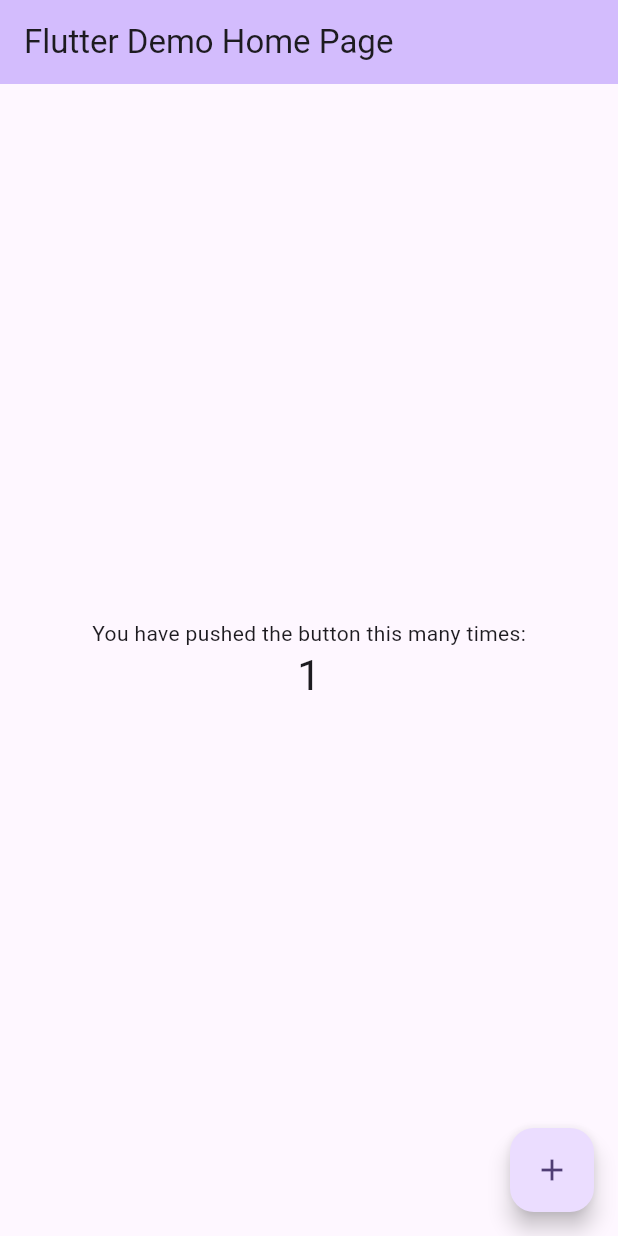
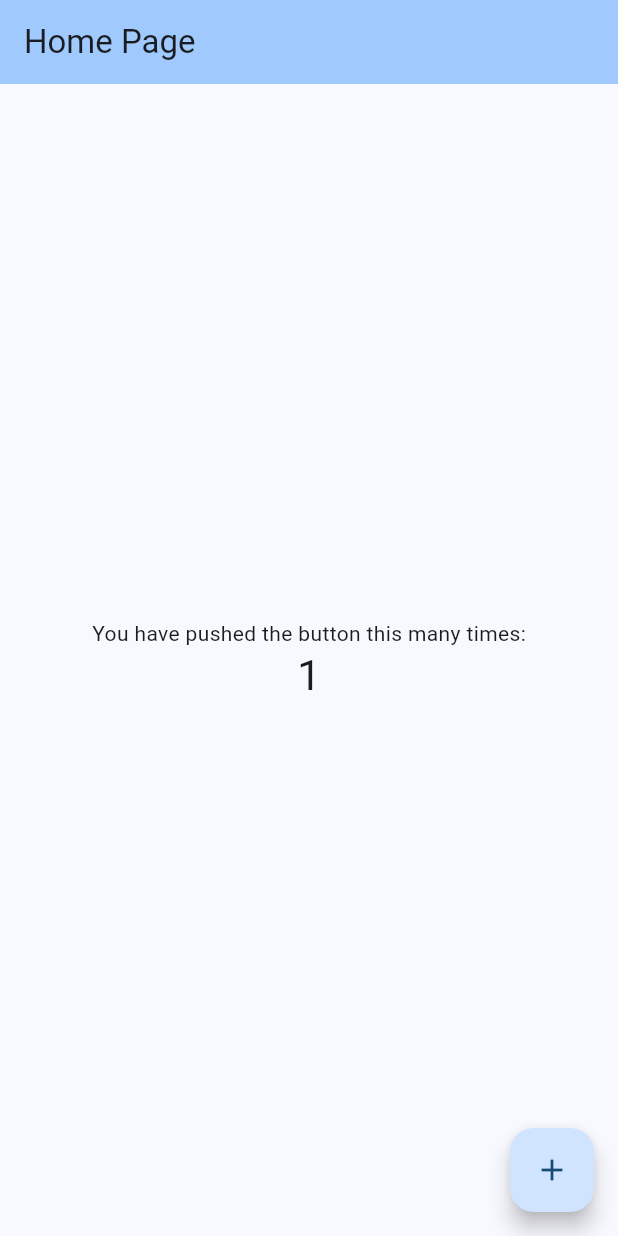
Before and after one commit to alexushkov82/order-app, a Flutter app: the screen it shows after launch, after a tap on the "add" icon, on a phone screen of 412 x 824 dp. Run offline on Flutter 3.47's test engine with Material 3 defaults, Android fonts, the phone set to English and light mode, and no system bars.

Commit message:
Clean app.

```diff
--- /dev/null
+++ b/lib/home_page.dart
@@ -0,0 +1,47 @@
+import 'package:flutter/material.dart';
+
+class HomePage extends StatefulWidget {
+  const HomePage({super.key});
+
+  @override
+  State<HomePage> createState() => _HomePageState();
+}
+
+class _HomePageState extends State<HomePage> {
+  int _counter = 0;
+
+  void _incrementCounter() {
+    setState(() {
+      _counter++;
+    });
+  }
+
+  @override
+  Widget build(BuildContext context) {
+    return Scaffold(
+      appBar: AppBar(
+        backgroundColor: Theme.of(context).colorScheme.inversePrimary,
+        title: const Text('Home Page'),
+      ),
+      body: Center(
+        child: Column(
+          mainAxisAlignment: MainAxisAlignment.center,
+          children: <Widget>[
+            const Text(
+              'You have pushed the button this many times:',
+            ),
+            Text(
+              '$_counter',
+              style: Theme.of(context).textTheme.headlineMedium,
+            ),
+          ],
+        ),
+      ),
+      floatingActionButton: FloatingActionButton(
+        onPressed: _incrementCounter,
+        tooltip: 'Increment',
+        child: const Icon(Icons.add),
+      ),
+    );
+  }
+}
--- a/lib/main.dart
+++ b/lib/main.dart
@@ -1,125 +1,22 @@
 import 'package:flutter/material.dart';
+import 'home_page.dart';
 
 void main() {
-  runApp(const MyApp());
+  runApp(const App());
 }
 
-class MyApp extends StatelessWidget {
-  const MyApp({super.key});
-
-  // This widget is the root of your application.
+class App extends StatelessWidget {
+  const App({super.key});
   @override
   Widget build(BuildContext context) {
     return MaterialApp(
       title: 'Flutter Demo',
+      debugShowCheckedModeBanner: false,
       theme: ThemeData(
-        // This is the theme of your application.
-        //
-        // TRY THIS: Try running your application with "flutter run". You'll see
-        // the application has a purple toolbar. Then, without quitting the app,
-        // try changing the seedColor in the colorScheme below to Colors.green
-        // and then invoke "hot reload" (save your changes or press the "hot
-        // reload" button in a Flutter-supported IDE, or press "r" if you used
-        // the command line to start the app).
-        //
-        // Notice that the counter didn't reset back to zero; the application
-        // state is not lost during the reload. To reset the state, use hot
-        // restart instead.
-        //
-        // This works for code too, not just values: Most code changes can be
-        // tested with just a hot reload.
-        colorScheme: ColorScheme.fromSeed(seedColor: Colors.deepPurple),
+        colorScheme: ColorScheme.fromSeed(seedColor: Colors.blue),
         useMaterial3: true,
       ),
-      home: const MyHomePage(title: 'Flutter Demo Home Page'),
+      home: const HomePage(),
     );
   }
 }
-
-class MyHomePage extends StatefulWidget {
-  const MyHomePage({super.key, required this.title});
-
-  // This widget is the home page of your application. It is stateful, meaning
-  // that it has a State object (defined below) that contains fields that affect
-  // how it looks.
-
-  // This class is the configuration for the state. It holds the values (in this
-  // case the title) provided by the parent (in this case the App widget) and
-  // used by the build method of the State. Fields in a Widget subclass are
-  // always marked "final".
-
-  final String title;
-
-  @override
-  State<MyHomePage> createState() => _MyHomePageState();
-}
-
-class _MyHomePageState extends State<MyHomePage> {
-  int _counter = 0;
-
-  void _incrementCounter() {
-    setState(() {
-      // This call to setState tells the Flutter framework that something has
-      // changed in this State, which causes it to rerun the build method below
-      // so that the display can reflect the updated values. If we changed
-      // _counter without calling setState(), then the build method would not be
-      // called again, and so nothing would appear to happen.
-      _counter++;
-    });
-  }
-
-  @override
-  Widget build(BuildContext context) {
-    // This method is rerun every time setState is called, for instance as done
-    // by the _incrementCounter method above.
-    //
-    // The Flutter framework has been optimized to make rerunning build methods
-    // fast, so that you can just rebuild anything that needs updating rather
-    // than having to individually change instances of widgets.
-    return Scaffold(
-      appBar: AppBar(
-        // TRY THIS: Try changing the color here to a specific color (to
-        // Colors.amber, perhaps?) and trigger a hot reload to see the AppBar
-        // change color while the other colors stay the same.
-        backgroundColor: Theme.of(context).colorScheme.inversePrimary,
-        // Here we take the value from the MyHomePage object that was created by
-        // the App.build method, and use it to set our appbar title.
-        title: Text(widget.title),
-      ),
-      body: Center(
-        // Center is a layout widget. It takes a single child and positions it
-        // in the middle of the parent.
-        child: Column(
-          // Column is also a layout widget. It takes a list of children and
-          // arranges them vertically. By default, it sizes itself to fit its
-          // children horizontally, and tries to be as tall as its parent.
-          //
-          // Column has various properties to control how it sizes itself and
-          // how it positions its children. Here we use mainAxisAlignment to
-          // center the children vertically; the main axis here is the vertical
-          // axis because Columns are vertical (the cross axis would be
-          // horizontal).
-          //
-          // TRY THIS: Invoke "debug painting" (choose the "Toggle Debug Paint"
-          // action in the IDE, or press "p" in the console), to see the
-          // wireframe for each widget.
-          mainAxisAlignment: MainAxisAlignment.center,
-          children: <Widget>[
-            const Text(
-              'You have pushed the button this many times:',
-            ),
-            Text(
-              '$_counter',
-              style: Theme.of(context).textTheme.headlineMedium,
-            ),
-          ],
-        ),
-      ),
-      floatingActionButton: FloatingActionButton(
-        onPressed: _incrementCounter,
-        tooltip: 'Increment',
-        child: const Icon(Icons.add),
-      ), // This trailing comma makes auto-formatting nicer for build methods.
-    );
-  }
-}
```
Also changed, not shown: 1 other file.
